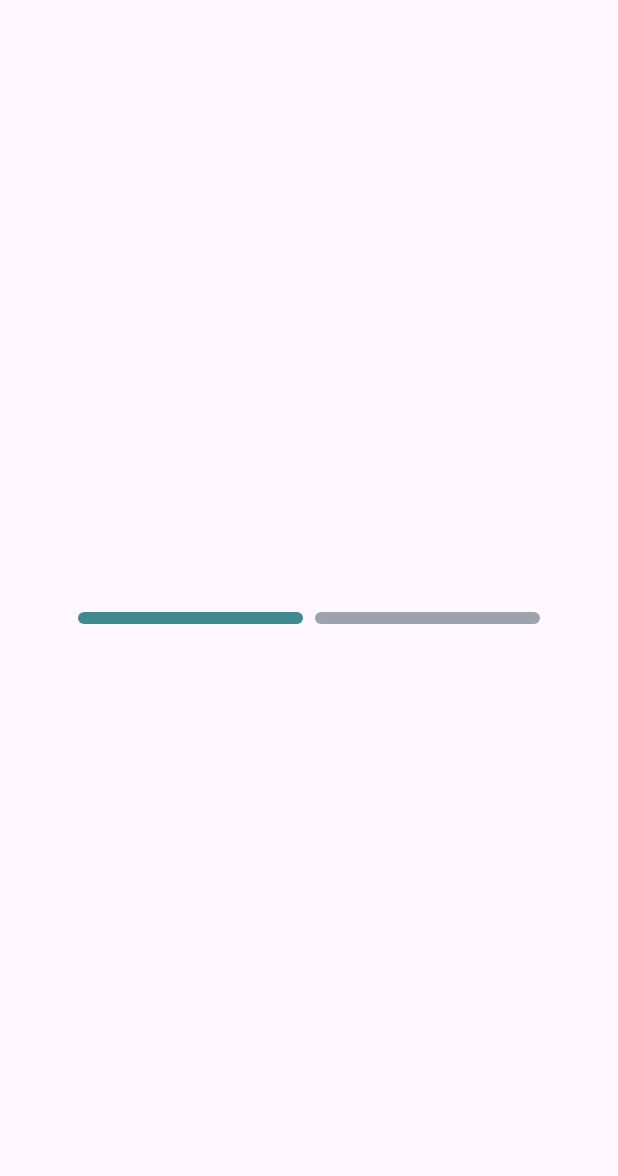
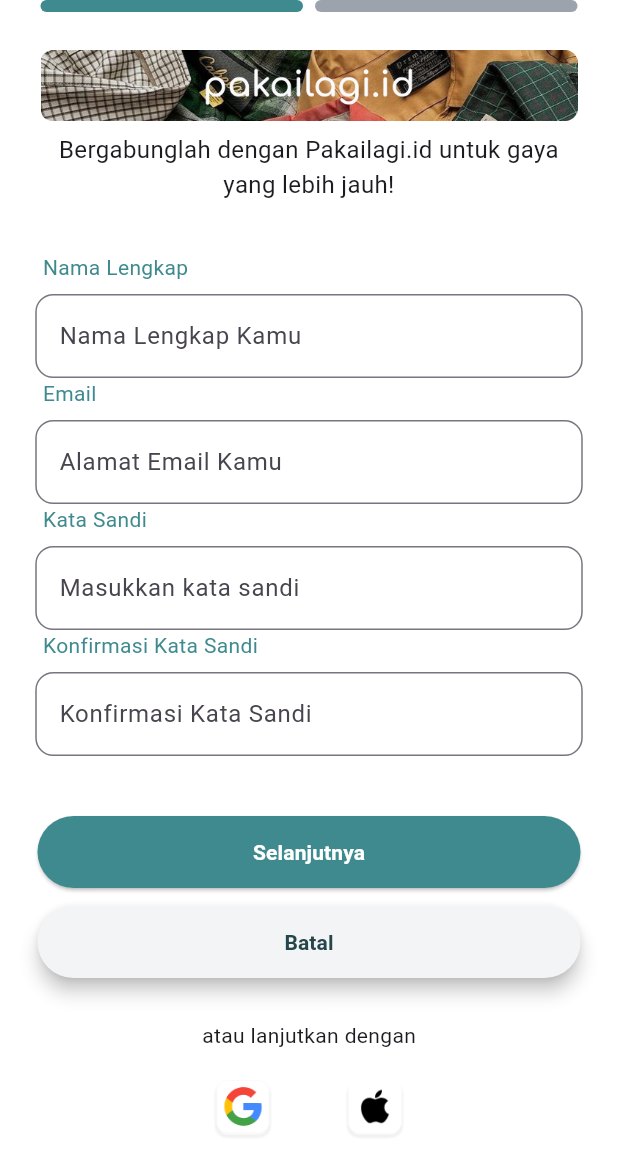
Before and after one commit to kevinnsrt/pakailagi.id, a Flutter app: the RegisterPage screen opened directly, on a phone screen of 412 x 824 dp. Shown: the top 1176 px of the screen. Run offline on Flutter 3.47's test engine with Material 3 defaults, Android fonts, the light colour scheme and no system bars; missing offline and left inert: smooth_transition.

Commit message:
login, register, transition

```diff
--- /dev/null
+++ b/lib/colors/colors.dart
@@ -0,0 +1,69 @@
+import 'package:flutter/material.dart';
+
+class AppColors{
+  // primary
+  static const Color primary50 = Color.fromRGBO(243, 250, 249, 1);
+  static const Color primary100 = Color.fromRGBO(216, 239, 238, 1);
+  static const Color primary200 = Color.fromRGBO(177, 222, 220, 1);
+  static const Color primary300 = Color.fromRGBO(130, 198, 198, 1);
+  static const Color primary400 = Color.fromRGBO(88, 166, 169, 1);
+  static const Color primary500 = Color.fromRGBO(62, 138, 142, 1);
+  static const Color primary600 = Color.fromRGBO(48, 108, 113, 1);
+  static const Color primary700 = Color.fromRGBO(41, 88, 92, 100);
+  static const Color primary800 = Color.fromRGBO(37, 70, 74, 1);
+  static const Color primary900 = Color.fromRGBO(34, 60, 63, 1);
+  static const Color primary950 = Color.fromRGBO(15, 33, 36, 1);
+
+//   grayscale
+  static const Color grayscale50 = Color.fromRGBO(249,250, 251, 1);
+  static const Color grayscale100 = Color.fromRGBO(243,244,246 , 1);
+  static const Color grayscale200 = Color.fromRGBO(229,231, 235, 1);
+  static const Color grayscale300 = Color.fromRGBO(209,214, 291, 1);
+  static const Color grayscale400 = Color.fromRGBO(156,163, 175, 1);
+  static const Color grayscale500 = Color.fromRGBO(107,114, 128, 1);
+  static const Color grayscale600 = Color.fromRGBO(75,85, 99, 1);
+  static const Color grayscale700 = Color.fromRGBO(55,65, 81, 1);
+  static const Color grayscale800 = Color.fromRGBO(31,41, 55, 1);
+  static const Color grayscale900 = Color.fromRGBO(17,24, 39, 1);
+  static const Color grayscale950 = Color.fromRGBO(3,7, 18, 1);
+
+//   secondary
+  static const Color secondary50 = Color.fromRGBO(237,252, 245, 1);
+  static const Color secondary100 = Color.fromRGBO(211,248, 229, 1);
+  static const Color secondary200 = Color.fromRGBO(171,239, 208, 1);
+  static const Color secondary300 = Color.fromRGBO(116,225, 181, 1);
+  static const Color secondary400 = Color.fromRGBO(60,203, 150, 1);
+  static const Color secondary500 = Color.fromRGBO(25,176, 125, 1);
+  static const Color secondary600 = Color.fromRGBO(13,142, 101, 1);
+  static const Color secondary700 = Color.fromRGBO(10,114, 83, 1);
+  static const Color secondary800 = Color.fromRGBO(11,90, 67, 1);
+  static const Color secondary900 = Color.fromRGBO(10,74, 57, 1);
+  static const Color secondary950 = Color.fromRGBO(4,42, 33, 1);
+
+//   accent
+  static const Color accent50 = Color.fromRGBO(254,251, 236, 1);
+  static const Color accent100 = Color.fromRGBO(252,241, 201, 1);
+  static const Color accent200 = Color.fromRGBO(250,226, 141, 1);
+  static const Color accent300 = Color.fromRGBO(247,206, 82, 1);
+  static const Color accent400 = Color.fromRGBO(245,185, 42, 1);
+  static const Color accent500 = Color.fromRGBO(238,153, 18, 1);
+  static const Color accent600 = Color.fromRGBO(211,116, 12, 1);
+  static const Color accent700 = Color.fromRGBO(175,82, 14, 1);
+  static const Color accent800 = Color.fromRGBO(142,63, 18, 1);
+  static const Color accent900 = Color.fromRGBO(117,53, 18, 1);
+  static const Color accent950 = Color.fromRGBO(67,26, 5, 1);
+
+//   highlight
+  static const Color highlight50 = Color.fromRGBO(254,242, 243, 1);
+  static const Color highlight100 = Color.fromRGBO(253,230, 231, 1);
+  static const Color highlight200 = Color.fromRGBO(250,209, 212, 1);
+  static const Color highlight300 = Color.fromRGBO(246,171, 177, 1);
+  static const Color highlight400 = Color.fromRGBO(240,124, 136, 1);
+  static const Color highlight500 = Color.fromRGBO(230,77, 97, 1);
+  static const Color highlight600 = Color.fromRGBO(209,45, 74, 1);
+  static const Color highlight700 = Color.fromRGBO(176,32, 61, 1);
+  static const Color highlight800 = Color.fromRGBO(148,29, 57, 1);
+  static const Color highlight900 = Color.fromRGBO(127,28, 55, 1);
+  static const Color highlight950 = Color.fromRGBO(70,11, 25, 1);
+
+}
--- a/lib/login-register/login.dart
+++ b/lib/login-register/login/login.dart
@@ -1,5 +1,6 @@
 import 'package:flutter/material.dart';
-import 'package:tubes_pm/login-register/register.dart';
+import 'package:smooth_transition/smooth_transition.dart';
+import 'package:tubes_pm/login-register/register/register.dart';
 
 class LoginPage extends StatefulWidget {
   const LoginPage({super.key});
@@ -79,7 +80,11 @@ class _LoginPageState extends State<LoginPage> {
                         foregroundColor: Color.fromRGBO(37, 70, 74, 1),
                           elevation: 5,
                     ),onPressed: (){
-                      Navigator.push(context, MaterialPageRoute<void>(builder: (context)=>const RegisterPage()));
+                     Navigator.push(context, PageTransition(
+                         child: const RegisterPage(),
+                         type: PageTransitionType.fade,
+                         duration: Duration(milliseconds: 300),
+                         curve: Curves.easeIn));
                     },
                      child: Text("Daftar",style: TextStyle(fontWeight: FontWeight.bold),)),
                   ),
--- a/lib/login-register/register.dart
+++ /dev/null
@@ -1,52 +0,0 @@
-import 'package:flutter/material.dart';
-
-class RegisterPage extends StatefulWidget {
-  const RegisterPage({super.key});
-
-  @override
-  State<RegisterPage> createState() => _RegisterPageState();
-}
-
-class _RegisterPageState extends State<RegisterPage> {
-  @override
-  Widget build(BuildContext context) {
-    return Scaffold(
-    body: Center(
-      child: SafeArea(
-          child: Column(
-            mainAxisAlignment: MainAxisAlignment.center,
-          children: [
-            Container(
-              width: 350,
-              height: 8,
-              child: Row(
-                mainAxisAlignment: MainAxisAlignment.center,
-                spacing: 8,
-                children: [
-                  Container(
-                    width: 150,
-                    height: 8,
-                    decoration: BoxDecoration(
-                      color: Color.fromRGBO(62, 138, 142, 1),
-                      borderRadius: BorderRadius.circular(12)
-                    ),
-                  ),
-
-                  Container(
-                    width: 150,
-                    height: 8,
-                    decoration: BoxDecoration(
-                        color: Color.fromRGBO(156, 163, 172, 1),
-                        borderRadius: BorderRadius.circular(12)
-                    ),
-                  ),
-
-                ],
-              ),
-            ),
-          ],
-      )),
-    ),
-    );
-  }
-}
--- /dev/null
+++ b/lib/login-register/register/register.dart
@@ -0,0 +1,238 @@
+import 'package:flutter/material.dart';
+import 'package:tubes_pm/colors/colors.dart';
+
+class RegisterPage extends StatefulWidget {
+  const RegisterPage({super.key});
+
+  @override
+  State<RegisterPage> createState() => _RegisterPageState();
+}
+
+class _RegisterPageState extends State<RegisterPage> {
+  final TextEditingController _nama = TextEditingController();
+  final TextEditingController _email = TextEditingController();
+  final TextEditingController _pass = TextEditingController();
+  final TextEditingController _confirmPass = TextEditingController();
+
+  @override
+  Widget build(BuildContext context) {
+    return Scaffold(
+      backgroundColor: Colors.white,
+    body: SingleChildScrollView(
+      child: Center(
+        child: SafeArea(
+            child: Column(
+              mainAxisAlignment: MainAxisAlignment.center,
+              children: [
+                Container(
+                  width: 358,
+                  height: 8,
+                  child: Row(
+                    spacing: 8,
+                    children: [
+                      Container(
+                        width: 175,
+                        height: 8,
+                        decoration: BoxDecoration(
+                            color: AppColors.primary500,
+                            borderRadius: BorderRadius.circular(12)
+                        ),
+                      ),
+
+                      Container(
+                        width: 175,
+                        height: 8,
+                        decoration: BoxDecoration(
+                            color: Color.fromRGBO(156, 163, 172, 1),
+                            borderRadius: BorderRadius.circular(12)
+                        ),
+                      ),
+                    ],
+                  ),
+                ),
+
+                SizedBox(
+                  height: 24,
+                ),
+
+                Container(
+                  width: 358,
+                  height: 104,
+                  child: Column(
+                    mainAxisAlignment: MainAxisAlignment.center,
+                    spacing: 8,
+                    children: [
+                      Image.asset('assets/register_logo.png'),
+                      Text("Bergabunglah dengan Pakailagi.id untuk gaya yang lebih jauh!",textAlign: TextAlign.center,
+                        style: TextStyle(fontSize: 16),
+                      )
+                    ],
+                  ),
+                ),
+
+                SizedBox(
+                  height: 32,
+                ),
+
+                Container(
+                  width: 365,
+                  height: 344,
+                  child: Column(
+                    children: [
+                      Column(
+                        spacing: 8,
+                        children: [
+                          SizedBox(
+                          width:355,
+                            height: 20,
+                            child: Text("Nama Lengkap",style: TextStyle(color: AppColors.primary500),),
+                          ),
+                          TextField(
+                            decoration: InputDecoration(
+                              labelText: "Nama Lengkap Kamu",
+                              border: OutlineInputBorder(
+                                borderRadius: BorderRadius.circular(12),
+                              ),
+                            ),
+                          ),
+                        ],
+                      ),
+
+                      Column(
+                        mainAxisAlignment: MainAxisAlignment.start,
+                        spacing: 8,
+                        children: [
+                          SizedBox(
+                            width:355,
+                            height: 20,
+                            child: Text("Email",style: TextStyle(color: AppColors.primary500,)),
+                          ),
+                          TextField(
+                            decoration: InputDecoration(
+                              labelText: "Alamat Email Kamu",
+                              border: OutlineInputBorder(
+                                borderRadius: BorderRadius.circular(12),
+                              ),
+                            ),
+                          ),
+                        ],
+                      ),
+
+                      Column(
+                        spacing: 8,
+                        children: [
+                          SizedBox(
+                            width:355,
+                            height: 20,
+                            child: Text("Kata Sandi",style: TextStyle(color: AppColors.primary500,)),
+                          ),
+                          TextField(
+                            obscureText: true,
+                            decoration: InputDecoration(
+                              labelText: "Masukkan kata sandi",
+                              border: OutlineInputBorder(
+                                borderRadius: BorderRadius.circular(12),
+                              ),
+                            ),
+                          ),
+                        ],
+                      ),
+
+                      Column(
+                        spacing: 8,
+                        children: [
+                          SizedBox(
+                            width:355,
+                            height: 20,
+                            child: Text("Konfirmasi Kata Sandi",style: TextStyle(color: AppColors.primary500,)),
+                          ),
+                          TextField(
+                            obscureText: true,
+                            decoration: InputDecoration(
+                              labelText: "Konfirmasi Kata Sandi",
+                              border: OutlineInputBorder(
+                                borderRadius: BorderRadius.circular(12),
+                              ),
+                            ),
+                          ),
+                        ],
+                      ),
+                    ],
+                  ),
+                ),
+
+                SizedBox(height: 32,),
+                Container(
+                  width: 362,
+                  height: 108,
+                  child: Column(
+                    spacing: 12,
+                    children: [
+                      SizedBox(
+                        width: 362,
+                        height: 48,
+                        child:  ElevatedButton(
+                            style: ElevatedButton.styleFrom(
+                                backgroundColor: Color.fromRGBO(62, 138, 142, 1),
+                                foregroundColor: Colors.white
+                            ),onPressed: (){
+
+                        }, child: Text("Selanjutnya",style: TextStyle(fontWeight: FontWeight.bold),)),
+                      ),
+
+                      SizedBox(
+                        width: 362,
+                        height: 48,
+                        child:  ElevatedButton(
+                            style: ElevatedButton.styleFrom(
+                              backgroundColor: Color.fromRGBO(243, 244, 246, 1),
+                              foregroundColor: Color.fromRGBO(37, 70, 74, 1),
+                              elevation: 5,
+                            ),onPressed: (){
+                          Navigator.pop(context);
+                        },
+                            child: Text("Batal",style: TextStyle(fontWeight: FontWeight.bold),)),
+                      ),
+                    ],
+                  ),
+                ),
+
+                SizedBox(height: 28,),
+
+                Container(
+                  width: 168,
+                  height: 93,
+                  child: Column(
+                    spacing: 10,
+                    children: [
+                      Text("atau lanjutkan dengan"),
+                      Container(
+                        width: 168,
+                        height: 60,
+                        child: Row(
+                          mainAxisAlignment: MainAxisAlignment.center,
+                          spacing: 48,
+                          children: [
+                            GestureDetector(onTap: (){
+
+                            },
+                            child: Image.asset('assets/logo_google.png',width: 40,height: 40,),
+                            ),
+                            GestureDetector(onTap: (){
+
+                            },
+                              child: Image.asset('assets/logo_apple.png',width: 40,height: 40,),
+                            )
+                          ],
+                        ),
+                      ),
+                    ],
+                  ),
+                ),
+              ],
+            )),
+      ),
+    )
+    );
+  }
+}
--- a/lib/screen/splash.dart
+++ b/lib/screen/splash.dart
@@ -1,4 +1,5 @@
 import 'package:flutter/material.dart';
+import 'package:smooth_transition/smooth_transition.dart';
 import 'package:tubes_pm/screen/splash2.dart';
 
 class SplashPage extends StatefulWidget {
@@ -19,12 +20,12 @@ class _SplashPageState extends State<SplashPage> {
           children: [
             GestureDetector(
               onTap: () {
-                Navigator.push(
-                  context,
-                  MaterialPageRoute<void>(
-                    builder: (context) => const SplashPage2(),
-                  ),
-                );
+                Navigator.push(context, PageTransition(
+                  child: const SplashPage2(),
+                  type: PageTransitionType.scaleFade,
+                  duration: const Duration(milliseconds: 500),
+                  curve: Curves.easeIn,
+                ));
               },
               child: Image.asset("assets/logo.png"),
             ),
--- a/lib/screen/splash2.dart
+++ b/lib/screen/splash2.dart
@@ -1,5 +1,6 @@
 import 'package:flutter/material.dart';
-import 'package:tubes_pm/login-register/login.dart';
+import 'package:smooth_transition/smooth_transition.dart';
+import 'package:tubes_pm/login-register/login/login.dart';
 import 'package:tubes_pm/screen/splash3.dart';
 
 class SplashPage2 extends StatefulWidget {
@@ -77,12 +78,12 @@ class _SplashPage2State extends State<SplashPage2> {
                 backgroundColor: Color.fromRGBO(64, 138, 142, 1),
               ),
               onPressed: () {
-                Navigator.push(
-                  context,
-                  MaterialPageRoute<void>(
-                    builder: (context) => const SplashPage3(),
-                  ),
-                );
+                Navigator.push(context, PageTransition(
+                    child: const SplashPage3(),
+                    type: PageTransitionType.slideLeftFade,
+                    duration: Duration(milliseconds: 500),
+                    curve: Curves.easeOut,
+                ));
               },
               child: Text(
                 "Selanjutnya",
--- a/lib/screen/splash3.dart
+++ b/lib/screen/splash3.dart
@@ -1,5 +1,6 @@
 import 'package:flutter/material.dart';
-import 'package:tubes_pm/login-register/login.dart';
+import 'package:smooth_transition/smooth_transition.dart';
+import 'package:tubes_pm/login-register/login/login.dart';
 
 class SplashPage3 extends StatefulWidget {
   const SplashPage3({super.key});
@@ -76,11 +77,12 @@ class _SplashPage3State extends State<SplashPage3> {
                 backgroundColor: Color.fromRGBO(64, 138, 142, 1),
               ),
               onPressed: () {
-                Navigator.push(
-                  context,
-                  MaterialPageRoute<void>(
-                    builder: (context) => const LoginPage(),
-                  ),
+                Navigator.push(context, PageTransition(
+                    child: const LoginPage(),
+                    type: PageTransitionType.fade,
+                    duration: Duration(milliseconds: 250),
+                    curve: Curves.easeIn
+                )
                 );
               },
               child: Text(
--- a/pubspec.yaml
+++ b/pubspec.yaml
@@ -34,6 +34,7 @@ dependencies:
   # The following adds the Cupertino Icons font to your application.
   # Use with the CupertinoIcons class for iOS style icons.
   cupertino_icons: ^1.0.8
+  smooth_transition: ^1.0.7
 
 dev_dependencies:
   flutter_test:
```
Also changed, not shown: assets/logo_apple.png, assets/logo_google.png, pubspec.lock.
